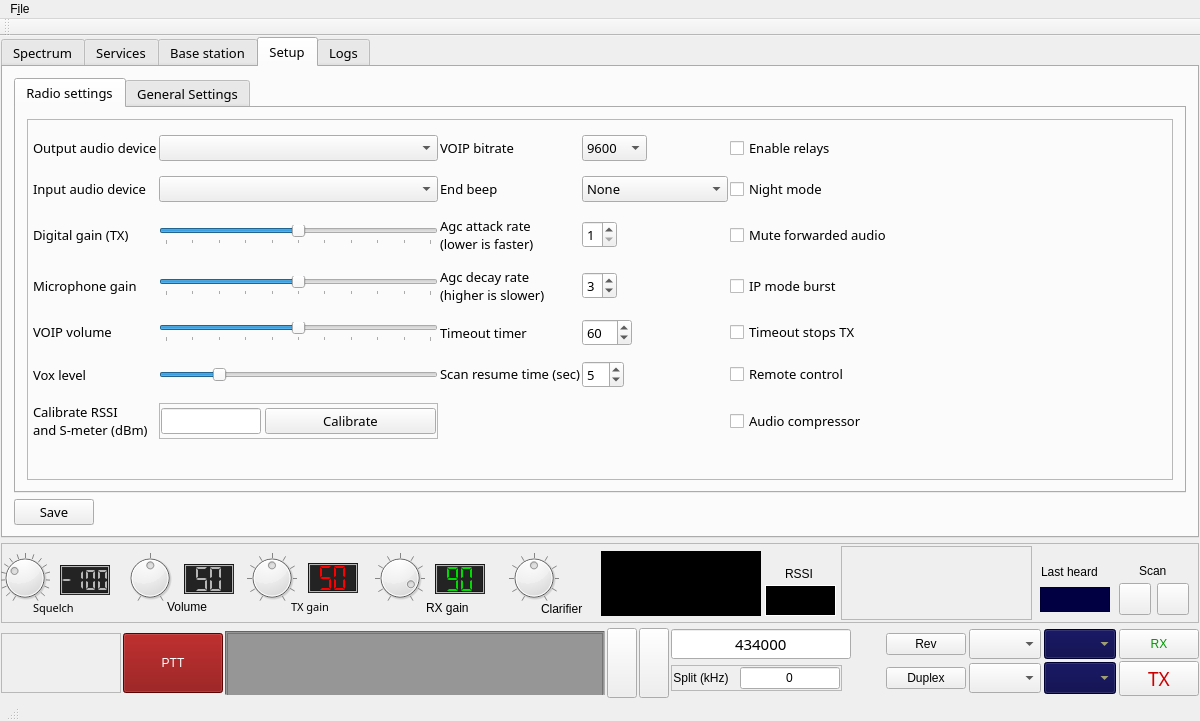
The window that mainwindow.ui (qradiolink/qradiolink) describes before a commit, drawn with Qt 5.
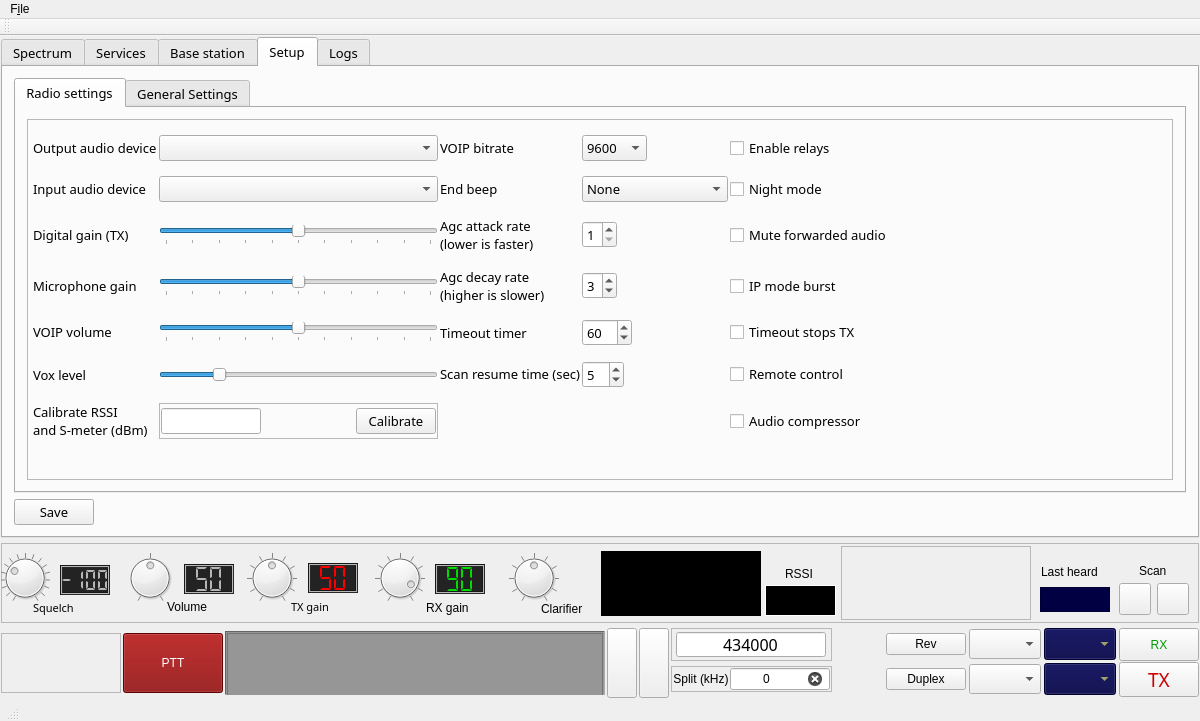
The same window after the commit. The open tabs and pages were chosen to show the change. Icons and pictures are not drawn. Custom widgets are drawn as their Qt base class.

Commit message: Fix extremely annoying int64 to int32 truncation bugs

The edit to the form file:
```diff
--- a/mainwindow.ui
+++ b/mainwindow.ui
@@ -96,7 +96,7 @@
 </string>
         </property>
         <property name="currentIndex">
-         <number>3</number>
+         <number>0</number>
         </property>
         <property name="iconSize">
          <size>
@@ -2754,6 +2754,19 @@
                       </property>
                      </widget>
                     </item>
+                    <item>
+                     <spacer name="horizontalSpacer_18">
+                      <property name="orientation">
+                       <enum>Qt::Horizontal</enum>
+                      </property>
+                      <property name="sizeHint" stdset="0">
+                       <size>
+                        <width>40</width>
+                        <height>20</height>
+                       </size>
+                      </property>
+                     </spacer>
+                    </item>
                     <item>
                      <widget class="QPushButton" name="rssiCalibrateButton">
                       <property name="text">
@@ -4380,22 +4393,55 @@
           <rect>
            <x>840</x>
            <y>3</y>
-           <width>191</width>
+           <width>190</width>
            <height>74</height>
           </rect>
          </property>
          <property name="sizePolicy">
-          <sizepolicy hsizetype="Fixed" vsizetype="Fixed">
+          <sizepolicy hsizetype="Fixed" vsizetype="MinimumExpanding">
            <horstretch>0</horstretch>
            <verstretch>0</verstretch>
           </sizepolicy>
          </property>
+         <property name="minimumSize">
+          <size>
+           <width>190</width>
+           <height>74</height>
+          </size>
+         </property>
+         <property name="maximumSize">
+          <size>
+           <width>190</width>
+           <height>74</height>
+          </size>
+         </property>
          <property name="frameShape">
           <enum>QFrame::StyledPanel</enum>
          </property>
          <property name="frameShadow">
           <enum>QFrame::Raised</enum>
          </property>
+         <layout class="QVBoxLayout" name="verticalLayout_10">
+          <item>
+           <widget class="QLabel" name="label_21">
+            <property name="sizePolicy">
+             <sizepolicy hsizetype="Fixed" vsizetype="Fixed">
+              <horstretch>0</horstretch>
+              <verstretch>0</verstretch>
+             </sizepolicy>
+            </property>
+            <property name="maximumSize">
+             <size>
+              <width>2</width>
+              <height>2</height>
+             </size>
+            </property>
+            <property name="text">
+             <string/>
+            </property>
+           </widget>
+          </item>
+         </layout>
         </widget>
        </widget>
       </item>
@@ -4909,58 +4955,6 @@
             </property>
            </widget>
           </item>
-          <item row="1" column="0">
-           <widget class="QLineEdit" name="frequencyEdit">
-            <property name="sizePolicy">
-             <sizepolicy hsizetype="Fixed" vsizetype="Fixed">
-              <horstretch>0</horstretch>
-              <verstretch>0</verstretch>
-             </sizepolicy>
-            </property>
-            <property name="minimumSize">
-             <size>
-              <width>180</width>
-              <height>30</height>
-             </size>
-            </property>
-            <property name="maximumSize">
-             <size>
-              <width>150</width>
-              <height>50</height>
-             </size>
-            </property>
-            <property name="font">
-             <font>
-              <family>Sans Serif</family>
-              <pointsize>11</pointsize>
-              <weight>50</weight>
-              <italic>false</italic>
-              <bold>false</bold>
-             </font>
-            </property>
-            <property name="toolTip">
-             <string>Press enter</string>
-            </property>
-            <property name="autoFillBackground">
-             <bool>false</bool>
-            </property>
-            <property name="styleSheet">
-             <string notr="true">font: 11pt &quot;Sans Serif&quot;;</string>
-            </property>
-            <property name="inputMethodHints">
-             <set>Qt::ImhDigitsOnly</set>
-            </property>
-            <property name="text">
-             <string>434000</string>
-            </property>
-            <property name="maxLength">
-             <number>16</number>
-            </property>
-            <property name="alignment">
-             <set>Qt::AlignCenter</set>
-            </property>
-           </widget>
-          </item>
           <item row="1" column="7">
            <widget class="QPushButton" name="rxStatusButton">
             <property name="sizePolicy">
@@ -5214,7 +5208,7 @@
                 <string>Configure repeater shift</string>
                </property>
                <property name="styleSheet">
-                <string notr="true"/>
+                <string notr="true">font: 8pt &quot;Noto Sans&quot;;</string>
                </property>
                <property name="frameShape">
                 <enum>QFrame::NoFrame</enum>
@@ -5233,19 +5227,6 @@
                </property>
               </widget>
              </item>
-             <item>
-              <spacer name="horizontalSpacer_17">
-               <property name="orientation">
-                <enum>Qt::Horizontal</enum>
-               </property>
-               <property name="sizeHint" stdset="0">
-                <size>
-                 <width>10</width>
-                 <height>20</height>
-                </size>
-               </property>
-              </spacer>
-             </item>
              <item>
               <widget class="QLineEdit" name="shiftEdit">
                <property name="sizePolicy">
@@ -5264,20 +5245,114 @@
                 <string>Transmission split in kHz (press Enter)</string>
                </property>
                <property name="styleSheet">
-                <string notr="true">font: 11pt &quot;Sans Serif&quot;;s</string>
+                <string notr="true">font: 10pt &quot;Sans Serif&quot;;s</string>
+               </property>
+               <property name="inputMethodHints">
+                <set>Qt::ImhNone</set>
+               </property>
+               <property name="text">
+                <string notr="true">0</string>
+               </property>
+               <property name="maxLength">
+                <number>8</number>
+               </property>
+               <property name="alignment">
+                <set>Qt::AlignCenter</set>
+               </property>
+               <property name="placeholderText">
+                <string notr="true"/>
+               </property>
+               <property name="clearButtonEnabled">
+                <bool>true</bool>
+               </property>
+              </widget>
+             </item>
+            </layout>
+           </widget>
+          </item>
+          <item row="1" column="0">
+           <widget class="QFrame" name="frame_10">
+            <property name="frameShape">
+             <enum>QFrame::StyledPanel</enum>
+            </property>
+            <property name="frameShadow">
+             <enum>QFrame::Raised</enum>
+            </property>
+            <layout class="QHBoxLayout" name="horizontalLayout_7">
+             <property name="spacing">
+              <number>1</number>
+             </property>
+             <property name="leftMargin">
+              <number>3</number>
+             </property>
+             <property name="topMargin">
+              <number>3</number>
+             </property>
+             <property name="rightMargin">
+              <number>3</number>
+             </property>
+             <property name="bottomMargin">
+              <number>3</number>
+             </property>
+             <item>
+              <widget class="QLineEdit" name="frequencyEdit">
+               <property name="sizePolicy">
+                <sizepolicy hsizetype="Fixed" vsizetype="Fixed">
+                 <horstretch>0</horstretch>
+                 <verstretch>0</verstretch>
+                </sizepolicy>
+               </property>
+               <property name="minimumSize">
+                <size>
+                 <width>150</width>
+                 <height>25</height>
+                </size>
+               </property>
+               <property name="maximumSize">
+                <size>
+                 <width>150</width>
+                 <height>25</height>
+                </size>
+               </property>
+               <property name="font">
+                <font>
+                 <family>Sans Serif</family>
+                 <pointsize>12</pointsize>
+                 <weight>50</weight>
+                 <italic>false</italic>
+                 <bold>false</bold>
+                </font>
+               </property>
+               <property name="toolTip">
+                <string>Direct frequency enter</string>
+               </property>
+               <property name="autoFillBackground">
+                <bool>false</bool>
+               </property>
+               <property name="styleSheet">
+                <string notr="true">font: 12pt &quot;Sans Serif&quot;;</string>
                </property>
                <property name="inputMethodHints">
                 <set>Qt::ImhDigitsOnly</set>
                </property>
+               <property name="inputMask">
+                <string notr="true"/>
+               </property>
                <property name="text">
-                <string>0</string>
+                <string notr="true">434000</string>
                </property>
                <property name="maxLength">
-                <number>10</number>
+                <number>16</number>
+               </property>
+               <property name="cursorPosition">
+                <number>6</number>
                </property>
                <property name="alignment">
                 <set>Qt::AlignCenter</set>
                </property>
+               <property name="placeholderText">
+                <string notr="true"/>
+               </property>
               </widget>
              </item>
             </layout>
```
The commit also changes 2 other files.
